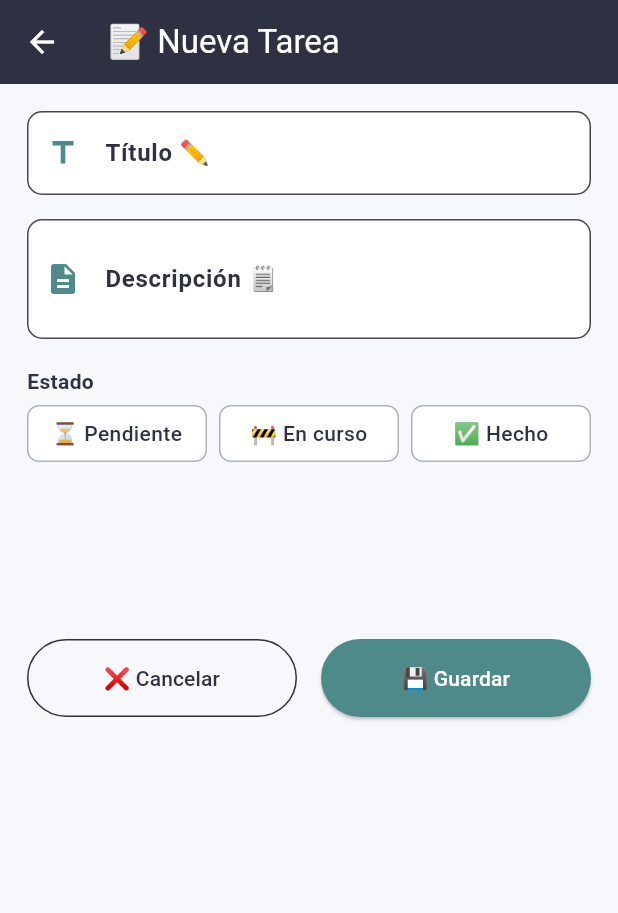
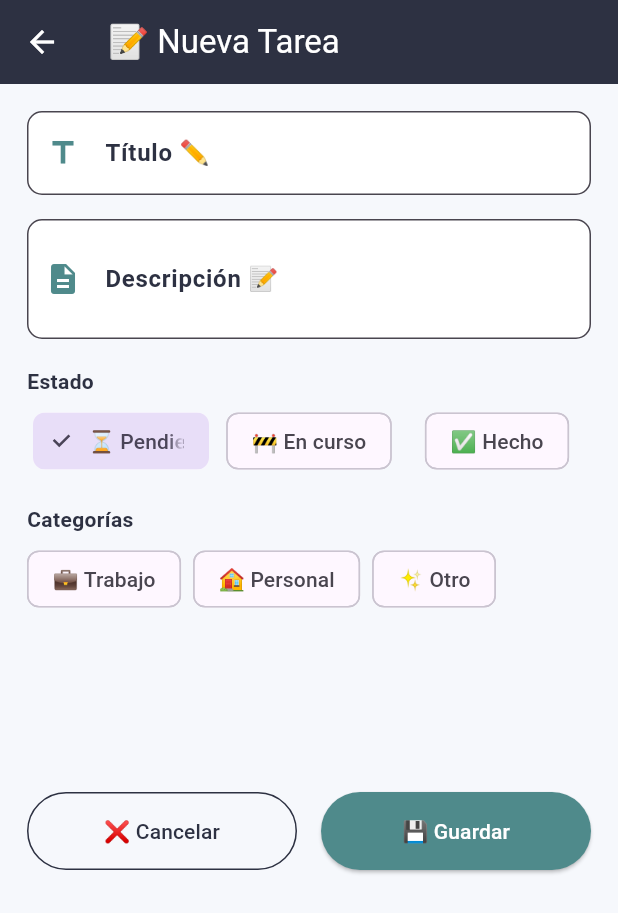
Before and after one commit to sebastianFS01/pruebaGestorTareas, a Flutter app: the TareaScreen screen opened by its route, on a phone screen of 412 x 824 dp. Shown: the top 913 px of the screen. Run offline on Flutter 3.47's test engine with Material 3 defaults, Android fonts, the phone set to English and light mode, and no system bars; our stand-ins replace isar; accounts and stored records are empty; generated files the repository leaves out were written again.

Commit message:
Se mejoro la arquitectura

```diff
--- a/lib/presentation/01-Home/helpers/home_helper.dart
+++ b/lib/presentation/01-Home/helpers/home_helper.dart
@@ -1,6 +1,6 @@
 import 'package:flutter/material.dart';
 import 'package:prueba/presentation/02-a%C3%B1adirTarea/screen/tarea_screen.dart';
-import 'package:prueba/presentation/04-Historial/screen/historial_screen.dart';
+import 'package:prueba/presentation/03-Historial/screen/historial_screen.dart';
 
 class NavigatorHelper {
   static void navegandoHaciaTareas(BuildContext context) {
--- a/lib/presentation/01-Home/widgets/home_task_example_card.dart
+++ b/lib/presentation/01-Home/widgets/home_task_example_card.dart
@@ -1,5 +1,6 @@
 import 'package:flutter/material.dart';
 import 'package:prueba/domain/models/tarea.dart';
+import 'package:prueba/presentation/02-a%C3%B1adirTarea/screen/tarea_screen.dart';
 
 class HomeTaskExampleCard extends StatelessWidget {
   // Textos fijos reutilizables
@@ -18,7 +19,10 @@ class HomeTaskExampleCard extends StatelessWidget {
   Widget build(BuildContext context) {
     return GestureDetector(
       onTap: () {
-        Navigator.of(context).pushNamed('/editarTarea', arguments: tarea);
+        Navigator.of(context).pushNamed(
+          TareaScreen().route,
+          arguments: {'tarea': tarea, 'isEdit': true},
+        );
       },
       child: Container(
         width: double.infinity,
--- a/lib/presentation/02-añadirTarea/screen/tarea_screen.dart
+++ b/lib/presentation/02-añadirTarea/screen/tarea_screen.dart
@@ -1,28 +1,11 @@
 import 'package:flutter/material.dart';
-import '../widgets/tarea_title_field.dart';
-import '../widgets/tarea_description_field.dart';
-import '../widgets/tarea_estado_selector.dart';
-
-import '../widgets/tarea_action_buttons.dart';
+import '../widgets/tarea_form.dart';
 
 class TareaScreen extends StatelessWidget {
   final String route = 'tareaScreen';
-  const TareaScreen({super.key});
-
-  // Variables de texto y etiquetas
-  final String titleAppBar = '📝 Nueva Tarea';
-  final String labelTitulo = 'Título ✏️';
-  final String labelDescripcion = 'Descripción 🗒️';
-  final String labelEstado = 'Estado';
-  final String labelCategoria = 'Categorías';
-  final String estadoPendiente = '⏳ Pendiente';
-  final String estadoEnCurso = '🚧 En curso';
-  final String estadoHecho = '✅ Hecho';
-  final String categoriaTrabajo = '💼 Trabajo';
-  final String categoriaPersonal = '🏠 Personal';
-  final String categoriaOtro = '✨ Otro';
-  final String btnCancelar = '❌ Cancelar';
-  final String btnGuardar = '💾 Guardar';
+  final dynamic tarea;
+  final bool isEdit;
+  const TareaScreen({super.key, this.tarea, this.isEdit = false});
 
   @override
   Widget build(BuildContext context) {
@@ -30,52 +13,21 @@ class TareaScreen extends StatelessWidget {
       backgroundColor: const Color(0xFFF6F8FC),
       appBar: AppBar(
         backgroundColor: const Color(0xFF2D3142),
-        title: Text(titleAppBar, style: const TextStyle(color: Colors.white)),
+        title: Text(isEdit ? '✏️ Editar Tarea' : '📝 Nueva Tarea', style: const TextStyle(color: Colors.white)),
         iconTheme: const IconThemeData(color: Colors.white),
         elevation: 0,
       ),
       body: SingleChildScrollView(
         child: Padding(
           padding: const EdgeInsets.all(18.0),
-          child: Column(
-            crossAxisAlignment: CrossAxisAlignment.start,
-            children: [
-              // Título
-              TareaTitleField(label: labelTitulo),
-              const SizedBox(height: 16),
-              // Descripción
-              TareaDescriptionField(label: labelDescripcion),
-              const SizedBox(height: 18),
-              // Estado
-              TareaEstadoSelector(
-                label: labelEstado,
-                pendiente: estadoPendiente,
-                enCurso: estadoEnCurso,
-                hecho: estadoHecho,
-              ),
-              const SizedBox(height: 18),
-              // Categorías
-
-              // Botones centrados en un box
-              Center(
-                child: Container(
-                  padding: const EdgeInsets.symmetric(
-                    vertical: 100,
-                    horizontal: 0,
-                  ),
-                  width: double.infinity,
-                  child: TareaActionButtons(
-                    btnCancelar: btnCancelar,
-                    btnGuardar: btnGuardar,
-                    onCancelar: () {
-                      Navigator.of(context).pop();
-                    },
-                    onGuardar: () {},
-                  ),
-                ),
-              ),
-              SizedBox(height: 50),
-            ],
+          child: TareaForm(
+            tarea: tarea,
+            isEdit: isEdit,
+            onCancelar: () => Navigator.of(context).pop(),
+            onGuardar: (titulo, descripcion, estado, categorias) {
+              // TODO: Implementar lógica de guardado/edición
+              Navigator.of(context).pop();
+            },
           ),
         ),
       ),
--- /dev/null
+++ b/lib/presentation/02-añadirTarea/widgets/tarea_form.dart
@@ -0,0 +1,170 @@
+import 'package:flutter/material.dart';
+
+/// Widget reutilizable para añadir y editar tareas.
+/// Si [tarea] es null, funciona como añadir; si no, como editar.
+class TareaForm extends StatefulWidget {
+  final dynamic tarea;
+  final void Function(String titulo, String descripcion, String estado, List<String> categorias)? onGuardar;
+  final VoidCallback? onCancelar;
+  final bool isEdit;
+
+  const TareaForm({
+    super.key,
+    this.tarea,
+    this.onGuardar,
+    this.onCancelar,
+    this.isEdit = false,
+  });
+
+  @override
+  State<TareaForm> createState() => _TareaFormState();
+}
+
+class _TareaFormState extends State<TareaForm> {
+  late TextEditingController _tituloController;
+  late TextEditingController _descripcionController;
+  String _estado = '';
+  List<String> _categorias = [];
+
+  @override
+  void initState() {
+    super.initState();
+    _tituloController = TextEditingController(text: widget.tarea?.title ?? '');
+    _descripcionController = TextEditingController(text: widget.tarea?.description ?? '');
+    _estado = widget.tarea?.estado ?? '⏳ Pendiente';
+    _categorias = widget.tarea?.categoria != null ? List<String>.from(widget.tarea.categoria) : [];
+  }
+
+  @override
+  void dispose() {
+    _tituloController.dispose();
+    _descripcionController.dispose();
+    super.dispose();
+  }
+
+  @override
+  Widget build(BuildContext context) {
+    final String labelTitulo = widget.isEdit ? 'Editar título ✏️' : 'Título ✏️';
+    final String labelDescripcion = widget.isEdit ? 'Editar descripción 📝' : 'Descripción 📝';
+    final String labelEstado = widget.isEdit ? 'Editar estado' : 'Estado';
+    final String labelCategoria = widget.isEdit ? 'Editar categorías' : 'Categorías';
+    final String btnCancelar = '❌ Cancelar';
+    final String btnGuardar = widget.isEdit ? '💾 Guardar cambios' : '💾 Guardar';
+    final estados = ['⏳ Pendiente', '🚧 En curso', '✅ Hecho'];
+    final categorias = ['💼 Trabajo', '🏠 Personal', '✨ Otro'];
+
+    return Column(
+      crossAxisAlignment: CrossAxisAlignment.start,
+      children: [
+        // Título
+        TextField(
+          controller: _tituloController,
+          decoration: InputDecoration(
+            labelText: labelTitulo,
+            labelStyle: const TextStyle(fontWeight: FontWeight.bold, color: Color(0xFF2D3142)),
+            border: OutlineInputBorder(borderRadius: BorderRadius.circular(10)),
+            filled: true,
+            fillColor: Colors.white,
+            prefixIcon: const Icon(Icons.title, color: Color(0xFF4F8A8B)),
+          ),
+        ),
+        const SizedBox(height: 16),
+        // Descripción
+        TextField(
+          controller: _descripcionController,
+          maxLines: 2,
+          decoration: InputDecoration(
+            labelText: labelDescripcion,
+            labelStyle: const TextStyle(fontWeight: FontWeight.bold, color: Color(0xFF2D3142)),
+            border: OutlineInputBorder(borderRadius: BorderRadius.circular(10)),
+            filled: true,
+            fillColor: Colors.white,
+            prefixIcon: const Icon(Icons.description, color: Color(0xFF4F8A8B)),
+          ),
+        ),
+        const SizedBox(height: 18),
+        // Estado
+        Text(labelEstado, style: const TextStyle(fontWeight: FontWeight.bold, color: Color(0xFF2D3142))),
+        const SizedBox(height: 6),
+        Row(
+          children: estados.map((e) => Expanded(
+            child: Padding(
+              padding: const EdgeInsets.symmetric(horizontal: 4.0),
+              child: ChoiceChip(
+                label: Text(e),
+                selected: _estado == e,
+                onSelected: (selected) {
+                  if (selected) setState(() => _estado = e);
+                },
+              ),
+            ),
+          )).toList(),
+        ),
+        const SizedBox(height: 18),
+        // Categorías
+        Text(labelCategoria, style: const TextStyle(fontWeight: FontWeight.bold, color: Color(0xFF2D3142))),
+        const SizedBox(height: 6),
+        Wrap(
+          spacing: 8,
+          children: categorias.map((cat) => FilterChip(
+            label: Text(cat),
+            selected: _categorias.contains(cat),
+            onSelected: (selected) {
+              setState(() {
+                if (selected) {
+                  _categorias.add(cat);
+                } else {
+                  _categorias.remove(cat);
+                }
+              });
+            },
+          )).toList(),
+        ),
+        const SizedBox(height: 18),
+        Center(
+          child: Container(
+            padding: const EdgeInsets.symmetric(vertical: 100, horizontal: 0),
+            width: double.infinity,
+            child: Row(
+              children: [
+                Expanded(
+                  child: OutlinedButton(
+                    onPressed: widget.onCancelar ?? () => Navigator.of(context).pop(),
+                    style: OutlinedButton.styleFrom(
+                      foregroundColor: const Color(0xFF2D3142),
+                      side: const BorderSide(color: Color(0xFF2D3142)),
+                      padding: const EdgeInsets.symmetric(vertical: 16),
+                    ),
+                    child: Text(btnCancelar),
+                  ),
+                ),
+                const SizedBox(width: 16),
+                Expanded(
+                  child: ElevatedButton(
+                    onPressed: () {
+                      if (widget.onGuardar != null) {
+                        widget.onGuardar!(
+                          _tituloController.text,
+                          _descripcionController.text,
+                          _estado,
+                          _categorias,
+                        );
+                      }
+                    },
+                    style: ElevatedButton.styleFrom(
+                      backgroundColor: const Color(0xFF4F8A8B),
+                      foregroundColor: Colors.white,
+                      padding: const EdgeInsets.symmetric(vertical: 16),
+                    ),
+                    child: Text(btnGuardar),
+                  ),
+                ),
+              ],
+            ),
+          ),
+        ),
+        const SizedBox(height: 50),
+      ],
+    );
+  }
+}
```
Also changed, not shown: lib/main.dart (+1 -6 lines), lib/presentation/03-editarTarea/screen/editarTarea_screen.dart (deleted, +0 -102 lines), lib/presentation/03-editarTarea/widgets/editar_tarea_action_buttons.dart (deleted, +0 -46 lines), lib/presentation/03-editarTarea/widgets/editar_tarea_categoria_selector.dart (deleted, +0 -96 lines), lib/presentation/03-editarTarea/widgets/editar_tarea_description_field.dart (deleted, +0 -24 lines), lib/presentation/03-editarTarea/widgets/editar_tarea_estado_selector.dart (deleted, +0 -92 lines), lib/presentation/03-editarTarea/widgets/editar_tarea_option_box.dart (deleted, +0 -26 lines), lib/presentation/03-editarTarea/widgets/editar_tarea_preview_box.dart (deleted, +0 -26 lines), lib/presentation/03-editarTarea/widgets/editar_tarea_title_field.dart (deleted, +0 -30 lines), lib/presentation/03-Historial/screen/historial_screen.dart (renamed from lib/presentation/04-Historial/screen/historial_screen.dart), lib/presentation/03-Historial/widgets/historial_nota_tile.dart (renamed from lib/presentation/04-Historial/widgets/historial_nota_tile.dart).
